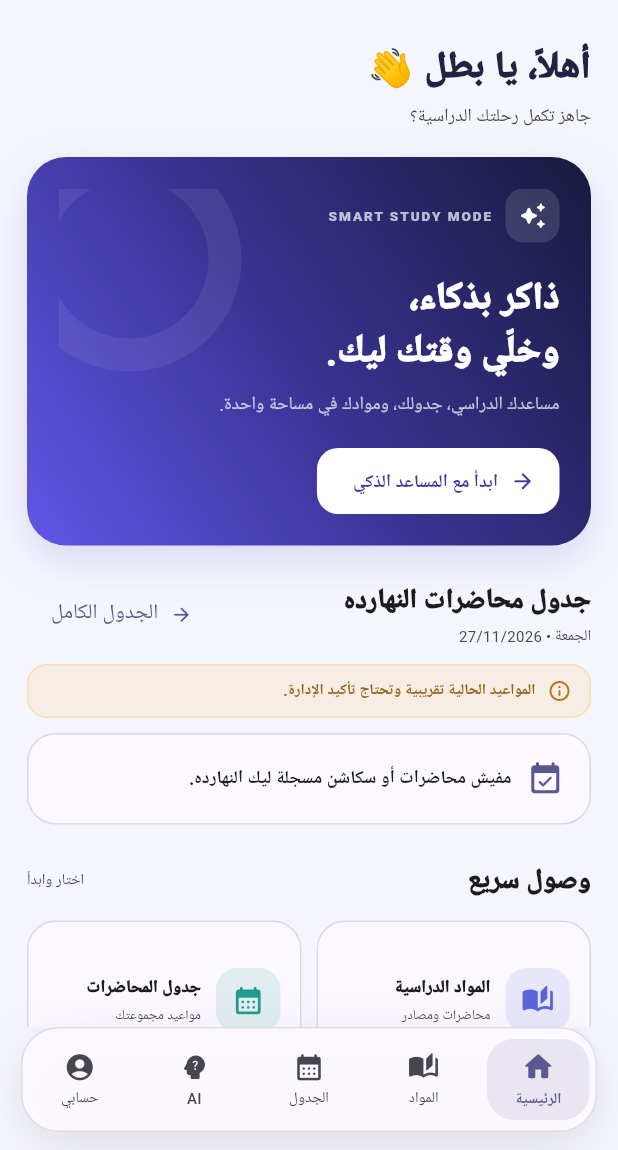
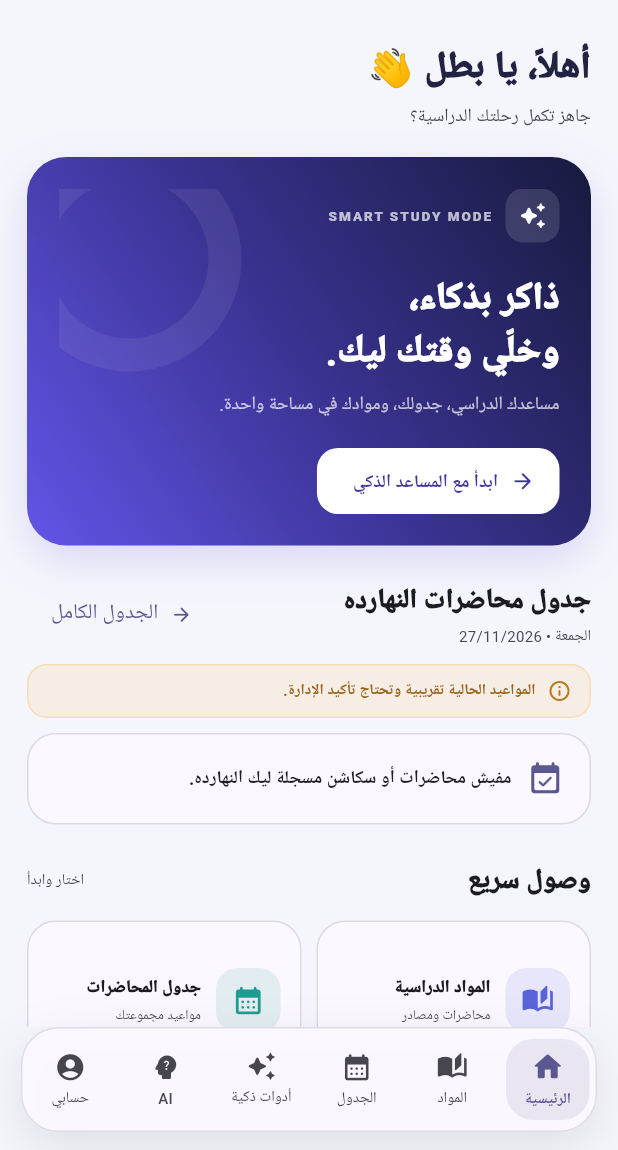
Before and after one commit to team0000-lang/AcadMind, a Flutter app: the HomeScreen screen opened directly, on a phone screen of 412 x 824 dp, the part 86-1236 px from its top. Run offline on Flutter 3.47's test engine with Material 3 defaults, Android fonts, the phone set to English and light mode, and no system bars; our stand-ins replace file_picker, flutter_local_notifications, flutter_markdown, package_info_plus, shared_preferences, supabase_flutter and 1 more; accounts and stored records are empty.

Commit message:
Add Smart Study Tools to main bottom navigation

```diff
--- a/lib/screens/home_screen.dart
+++ b/lib/screens/home_screen.dart
@@ -76,6 +76,12 @@ class _HomeScreenState extends State<HomeScreen> {
         Icons.calendar_month_rounded,
         'الجدول',
         2,
+      ),
+      _HomeNavItem(
+        Icons.auto_awesome_rounded,
+        Icons.auto_awesome_rounded,
+        'أدوات ذكية',
+        6,
       ),
       _HomeNavItem(
         Icons.psychology_alt_rounded,
```
